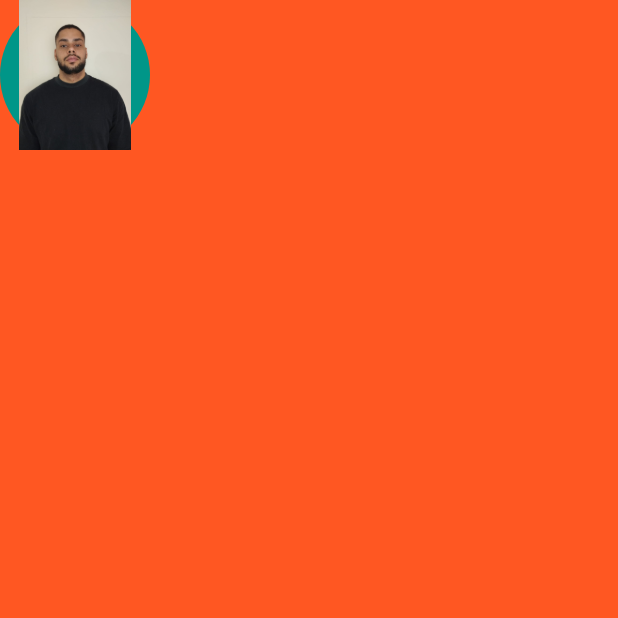
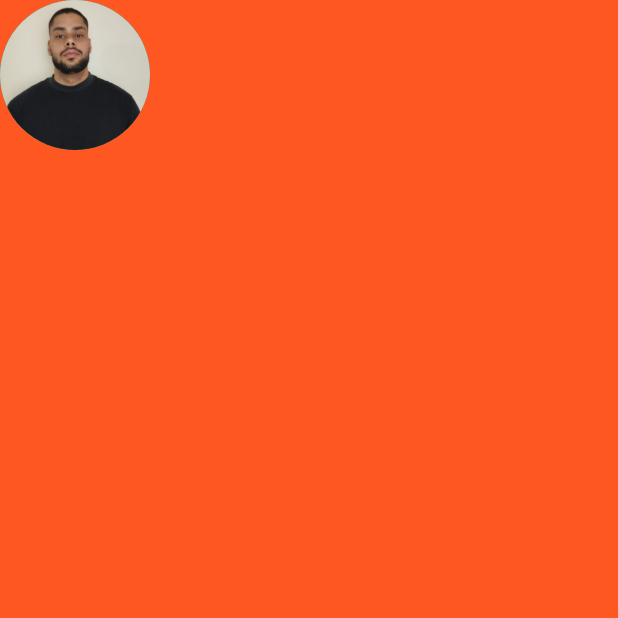
Before and after one commit to adrielhenry33/Mycard, a Flutter app: the screen it shows after launch, on a phone screen of 412 x 824 dp, the top half of it. Run offline on Flutter 3.47's test engine with Material 3 defaults, Android fonts, the phone set to English and light mode, and no system bars.

Commit message:
Circle avatar add

```diff
--- a/lib/main.dart
+++ b/lib/main.dart
@@ -18,7 +18,7 @@ class MyCard extends StatelessWidget {
               CircleAvatar(
                 radius: 50.0,
                 backgroundColor: Colors.teal,
-                child: Image.asset('assets/images/img.jpg'),
+                backgroundImage: AssetImage('assets/images/img.jpg'),
               )
             ]
           )
```
